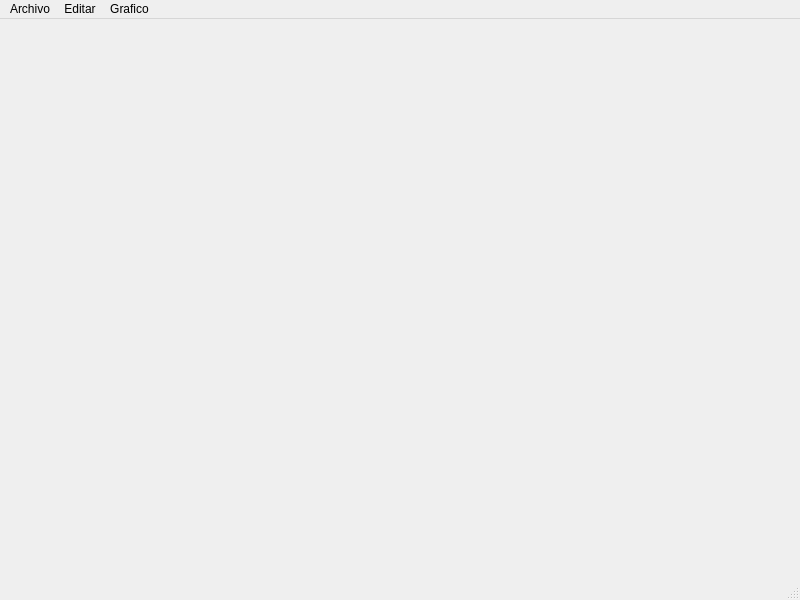
The window that mainwindow.ui (kanimba13/pain-t-) describes before a commit, drawn with Qt 5.
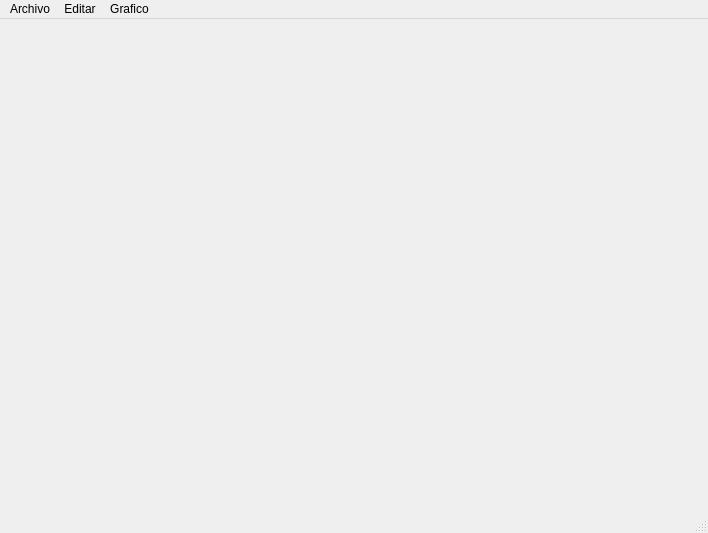
The same window after the commit.

```diff
--- a/mainwindow.ui
+++ b/mainwindow.ui
@@ -6,8 +6,8 @@
    <rect>
     <x>0</x>
     <y>0</y>
-    <width>800</width>
-    <height>600</height>
+    <width>708</width>
+    <height>533</height>
    </rect>
   </property>
   <property name="windowTitle">
@@ -19,8 +19,8 @@
     <rect>
      <x>0</x>
      <y>0</y>
-     <width>800</width>
-     <height>25</height>
+     <width>708</width>
+     <height>21</height>
     </rect>
    </property>
    <widget class="QMenu" name="menuArchivo">
```
